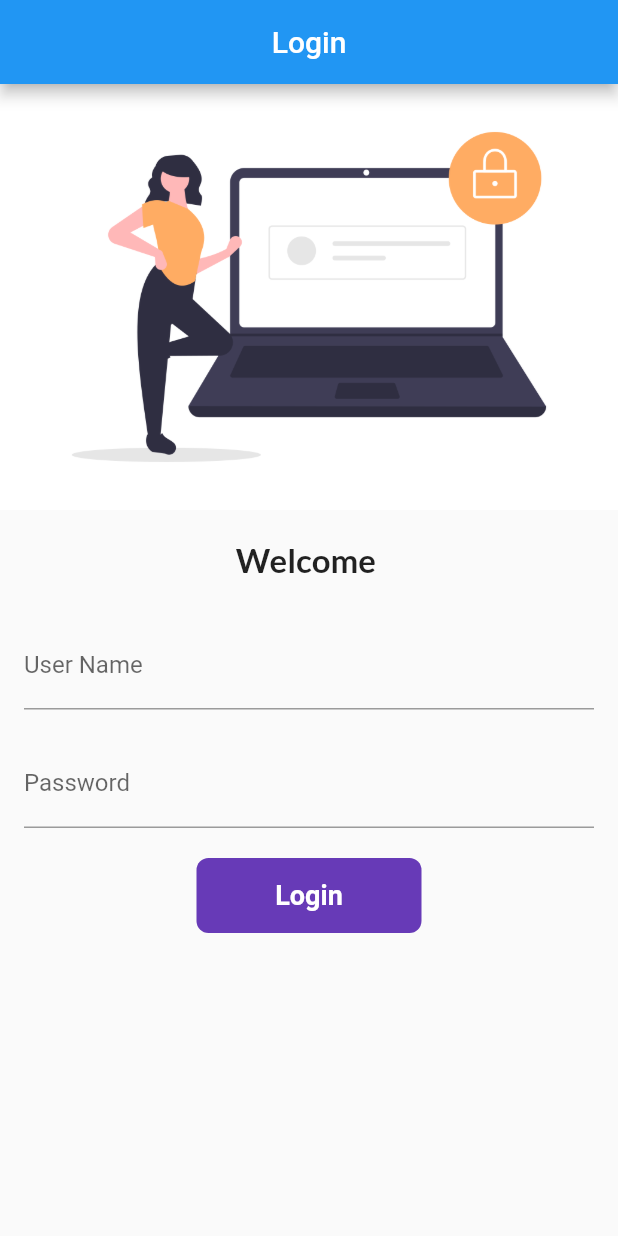
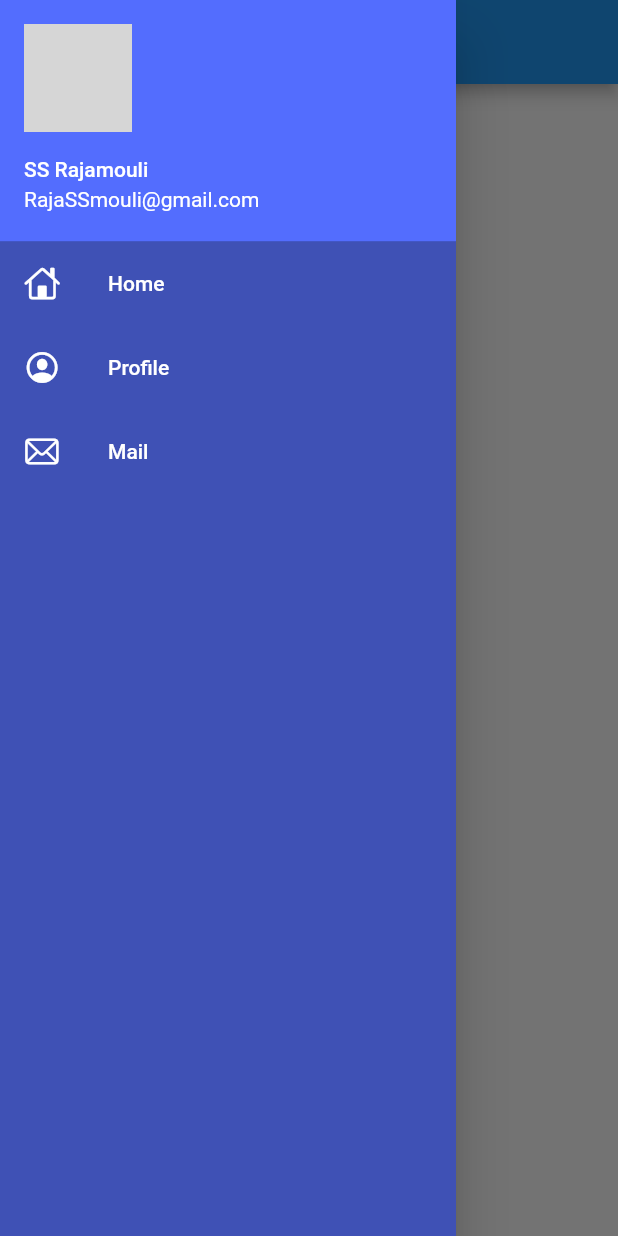
Before and after one commit to paulpriyam/30DaysFlutter, a Flutter app: the screen it shows after launch, with the side drawer open (before the commit the screen has no drawer), on a phone screen of 412 x 824 dp. Run offline on Flutter 3.47's test engine with Material 2 defaults, Android fonts, the phone set to English and light mode, and no system bars; our stand-ins replace google_fonts; network calls fail; grey boxes are pictures that could not be loaded.

Commit message:
Added drawer and load image from network.

```diff
--- a/lib/pages/homePage.dart
+++ b/lib/pages/homePage.dart
@@ -1,4 +1,5 @@
 import 'package:flutter/material.dart';
+import 'package:flutter01/widgets/drawer.dart';
 
 class MyHomePage extends StatelessWidget {
   const MyHomePage({super.key});
@@ -13,6 +14,7 @@ class MyHomePage extends StatelessWidget {
             child: Text("My First Flutter tutorial"),
           ),
         ),
+        drawer: MyDrawer(),
       ),
     );
   }
--- a/lib/pages/main.dart
+++ b/lib/pages/main.dart
@@ -14,9 +14,9 @@ class MyApp extends StatelessWidget {
   Widget build(BuildContext context) {
     return MaterialApp(
       theme: ThemeData(primarySwatch: Colors.green),
-      initialRoute: MyRoutes.loginRoute,
+      initialRoute: MyRoutes.homeRoute,
       routes: {
-        "/": (context) => LoginPage(),
+        MyRoutes.loginRoute: (context) => LoginPage(),
         MyRoutes.homeRoute: (context) => MyHomePage()
       },
     );
--- /dev/null
+++ b/lib/widgets/drawer.dart
@@ -0,0 +1,64 @@
+import 'package:flutter/cupertino.dart';
+import 'package:flutter/material.dart';
+
+class MyDrawer extends StatelessWidget {
+  const MyDrawer({super.key});
+
+  final String imageUrl =
+      "https://img-s-msn-com.akamaized.net/tenant/amp/entityid/AA1hWSHc.img?w=768&h=576&m=6&x=386&y=326&s=416&d=416";
+
+  @override
+  Widget build(BuildContext context) {
+    return Drawer(
+      child: Container(
+        color: Colors.indigo,
+        child: ListView(
+          children: [
+            DrawerHeader(
+                padding: EdgeInsets.zero,
+                margin: EdgeInsets.zero,
+                child: UserAccountsDrawerHeader(
+                  decoration: BoxDecoration(color: Colors.indigoAccent),
+                  margin: EdgeInsets.zero,
+                  accountEmail: Text("RajaSSmouli@gmail.com"),
+                  accountName: Text("SS Rajamouli"),
+                  currentAccountPicture: CircleAvatar(
+                    backgroundImage: NetworkImage(imageUrl),
+                  ),
+                )),
+            ListTile(
+              leading: Icon(
+                CupertinoIcons.home,
+                color: Colors.white,
+              ),
+              title: Text(
+                "Home",
+                style: TextStyle(color: Colors.white),
+              ),
+            ),
+            ListTile(
+              leading: Icon(
+                CupertinoIcons.profile_circled,
+                color: Colors.white,
+              ),
+              title: Text(
+                "Profile",
+                style: TextStyle(color: Colors.white),
+              ),
+            ),
+            ListTile(
+              leading: Icon(
+                CupertinoIcons.mail,
+                color: Colors.white,
+              ),
+              title: Text(
+                "Mail",
+                style: TextStyle(color: Colors.white),
+              ),
+            )
+          ],
+        ),
+      ),
+    );
+  }
+}
```
